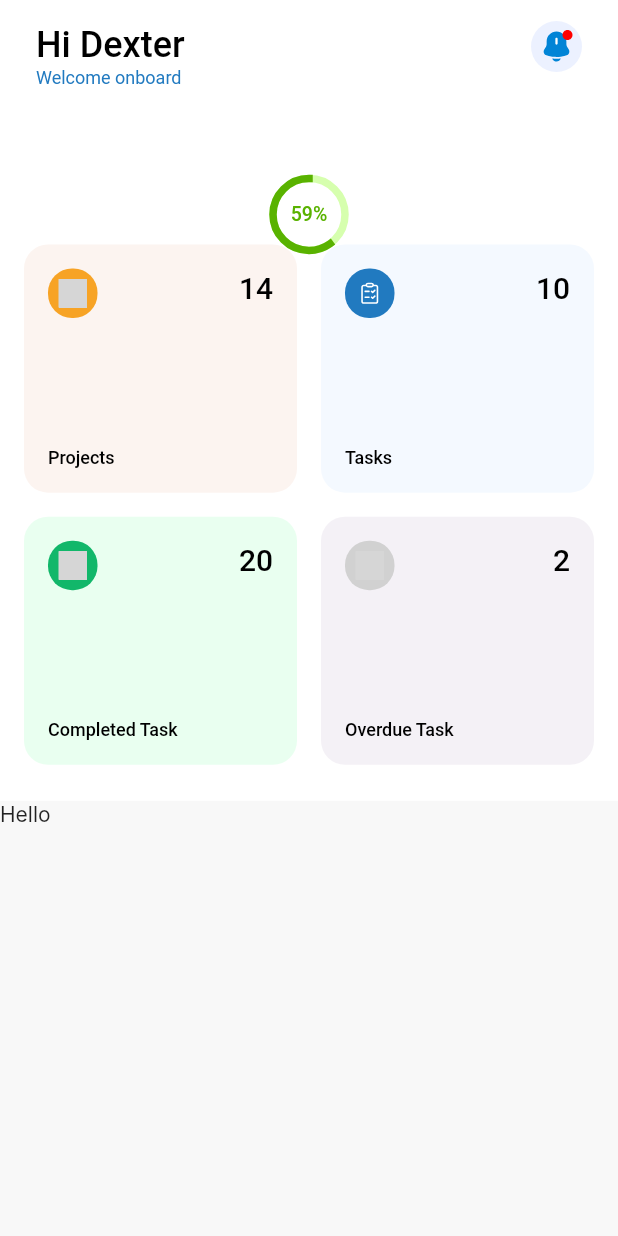
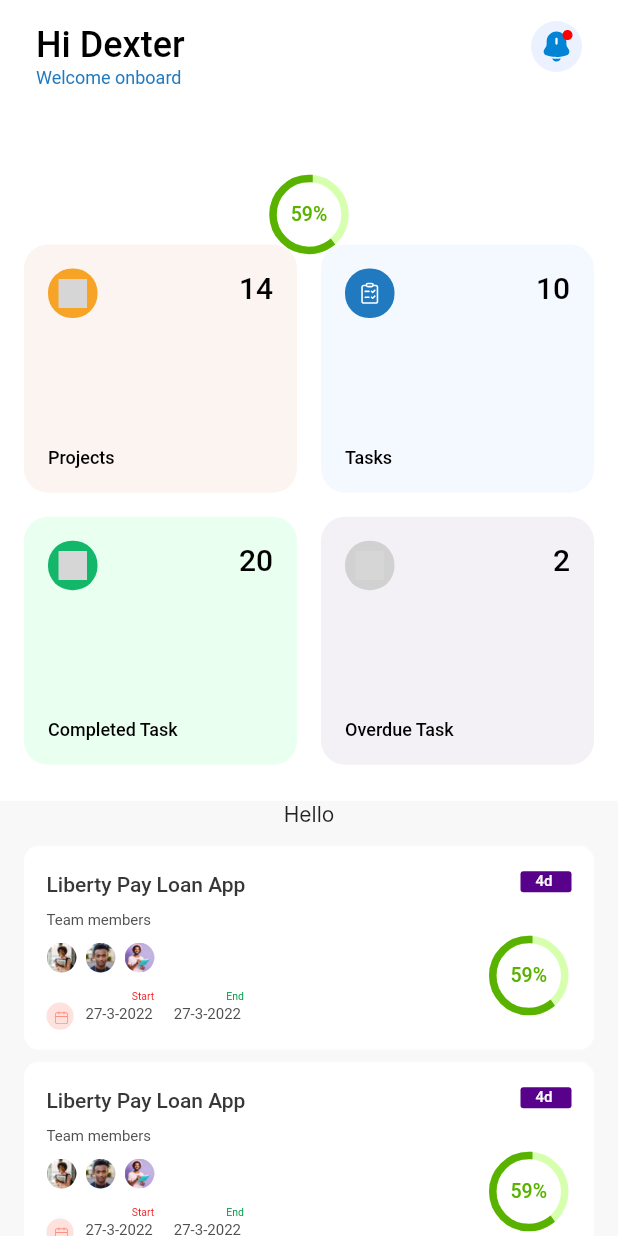
Before and after one commit to edokichuks/project_management_app, a Flutter app: the HomeScreen screen opened directly, on a phone screen of 412 x 824 dp. Run offline on Flutter 3.47's test engine with Material 2 defaults, Android fonts, the phone set to English and light mode, and no system bars; our stand-ins replace cached_network_image, flutter_svg; Roboto replaces fonts that are missing (Inter, Mark Pro); grey boxes are pictures that could not be loaded.

Commit message:
home screen UI almost completed

```diff
--- a/lib/src/presentation/home/home.dart
+++ b/lib/src/presentation/home/home.dart
@@ -4,6 +4,7 @@ import 'package:project_management_app/src/core/utils/app_dimensions.dart';
 import 'package:project_management_app/src/core/utils/image_constant.dart';
 import 'package:project_management_app/src/core/utils/size_utils.dart';
 import 'package:project_management_app/src/presentation/home/model/home_container_model.dart';
+import 'package:project_management_app/src/presentation/home/widgets/add_task_widget.dart';
 import 'package:project_management_app/src/presentation/home/widgets/home_container.dart';
 import 'package:project_management_app/src/widgets/app_bar/custom_app_bar.dart';
 import 'package:project_management_app/src/widgets/custom_icon_button.dart';
@@ -105,9 +106,29 @@ class HomeScreen extends StatelessWidget {
           Container(
             color: Color(0XFFF8F8F8),
             width: MediaQuery.sizeOf(context).width,
-            height: 300,
-            child: Text('Hello'),
-          )
+            child: Column(
+              children: [
+                Text('Hello'),
+                Padding(
+                  padding: getPadding(top: 13),
+                  child: ListView.separated(
+                    physics: const BouncingScrollPhysics(),
+                    padding: const EdgeInsets.symmetric(
+                        horizontal: AppDimensions.medium),
+                    shrinkWrap: true,
+                    separatorBuilder: (context, index) {
+                      return SizedBox(height: 8);
+                    },
+                    itemCount: 4,
+                    itemBuilder: (context, index) {
+                      return AddTaskWidget();
+                    },
+                  ),
+                ),
+                const Spacing.mediumHeight()
+              ],
+            ),
+          ),
         ],
       ),
     );
--- /dev/null
+++ b/lib/src/presentation/home/widgets/add_task_widget.dart
@@ -0,0 +1,260 @@
+import 'package:flutter/material.dart';
+import 'package:project_management_app/src/core/utils/image_constant.dart';
+import 'package:project_management_app/src/core/utils/size_utils.dart';
+import 'package:project_management_app/src/theme/app_decoration.dart';
+import 'package:project_management_app/src/widgets/custom_image_view.dart';
+import 'package:project_management_app/src/widgets/custom_painters/progess.dart';
+
+import '../../../theme/text_theme_helper.dart';
+import '../../../theme/theme_helper.dart';
+
+// ignore: must_be_immutable
+class AddTaskWidget extends StatelessWidget {
+  const AddTaskWidget({Key? key})
+      : super(
+          key: key,
+        );
+
+  @override
+  Widget build(BuildContext context) {
+    return Container(
+      padding: getPadding(
+        left: 12,
+        top: 13,
+        right: 12,
+        bottom: 13,
+      ),
+      decoration: AppDecoration.fill.copyWith(
+        borderRadius: BorderRadiusStyle.roundedBorder10,
+      ),
+      child: Column(
+        mainAxisSize: MainAxisSize.min,
+        mainAxisAlignment: MainAxisAlignment.center,
+        children: [
+          Padding(
+            padding: getPadding(
+              left: 3,
+              top: 4,
+              right: 3,
+            ),
+            child: Row(
+              mainAxisAlignment: MainAxisAlignment.spaceBetween,
+              children: [
+                Padding(
+                  padding: getPadding(
+                    top: 1,
+                  ),
+                  child: Text(
+                    "Liberty Pay Loan App",
+                    overflow: TextOverflow.ellipsis,
+                    textAlign: TextAlign.left,
+                    style: theme.textTheme.titleSmall,
+                  ),
+                ),
+                Container(
+                  width: 34,
+                  margin: getMargin(
+                    bottom: 3,
+                  ),
+                  padding: getPadding(
+                    left: 10,
+                    top: 1,
+                    right: 10,
+                    bottom: 1,
+                  ),
+                  decoration: AppDecoration.txtFill2.copyWith(
+                    borderRadius: BorderRadiusStyle.txtRoundedBorder2,
+                  ),
+                  child: Text(
+                    "4d",
+                    overflow: TextOverflow.ellipsis,
+                    textAlign: TextAlign.left,
+                    style: theme.textTheme.labelMedium,
+                  ),
+                ),
+              ],
+            ),
+          ),
+          Padding(
+            padding: getPadding(
+              left: 3,
+              top: 9,
+            ),
+            child: Row(
+              mainAxisAlignment: MainAxisAlignment.spaceBetween,
+              children: [
+                Column(
+                  crossAxisAlignment: CrossAxisAlignment.start,
+                  mainAxisAlignment: MainAxisAlignment.start,
+                  children: [
+                    Text(
+                      "Team members",
+                      overflow: TextOverflow.ellipsis,
+                      textAlign: TextAlign.left,
+                      style: theme.textTheme.bodySmall,
+                    ),
+                    Padding(
+                      padding: getPadding(
+                        top: 9,
+                      ),
+                      child: Row(
+                        children: [
+                          CustomImageView(
+                            imagePath: ImageConstant.imgEllipse131,
+                            height: 20,
+                            width: 20,
+                            radius: BorderRadius.circular(
+                              10,
+                            ),
+                          ),
+                          CustomImageView(
+                            imagePath: ImageConstant.imgEllipse132,
+                            height: 20,
+                            width: 20,
+                            radius: BorderRadius.circular(
+                              10,
+                            ),
+                            margin: getMargin(
+                              left: 6,
+                            ),
+                          ),
+                          CustomImageView(
+                            imagePath: ImageConstant.imgEllipse133,
+                            height: 20,
+                            width: 20,
+                            radius: BorderRadius.circular(
+                              10,
+                            ),
+                            margin: getMargin(
+                              left: 6,
+                            ),
+                          ),
+                        ],
+                      ),
+                    ),
+                    Padding(
+                      padding: getPadding(
+                        top: 12,
+                      ),
+                      child: Row(
+                        crossAxisAlignment: CrossAxisAlignment.start,
+                        children: [
+                          Card(
+                            clipBehavior: Clip.antiAlias,
+                            elevation: 0,
+                            margin: getMargin(
+                              top: 8,
+                            ),
+                            color: appTheme.deepOrange50,
+                            shape: RoundedRectangleBorder(
+                              borderRadius: BorderRadiusStyle.roundedBorder10,
+                            ),
+                            child: Container(
+                              height: 18,
+                              width: 18,
+                              padding: getPadding(
+                                all: 3,
+                              ),
+                              decoration: AppDecoration.fill6.copyWith(
+                                borderRadius: BorderRadiusStyle.roundedBorder10,
+                              ),
+                              child: Stack(
+                                children: [
+                                  CustomImageView(
+                                    svgPath: ImageConstant
+                                        .imgUitcalenderDeepOrange300,
+                                    height: 10,
+                                    width: 10,
+                                    alignment: Alignment.bottomRight,
+                                  ),
+                                ],
+                              ),
+                            ),
+                          ),
+                          Padding(
+                            padding: getPadding(
+                              left: 8,
+                              bottom: 2,
+                            ),
+                            child: Column(
+                              crossAxisAlignment: CrossAxisAlignment.end,
+                              mainAxisAlignment: MainAxisAlignment.start,
+                              children: [
+                                Row(
+                                  mainAxisAlignment: MainAxisAlignment.end,
+                                  children: [
+                                    Text(
+                                      "Start",
+                                      overflow: TextOverflow.ellipsis,
+                                      textAlign: TextAlign.left,
+                                      style: TextThemeHelper
+                                          .markProErrorContainerRegular,
+                                    ),
+                                    Padding(
+                                      padding: getPadding(
+                                        left: 48,
+                                      ),
+                                      child: Text(
+                                        "End",
+                                        overflow: TextOverflow.ellipsis,
+                                        textAlign: TextAlign.left,
+                                        style: TextThemeHelper
+                                            .markProSecondaryContainerRegular,
+                                      ),
+                                    ),
+                                  ],
+                                ),
+                                Padding(
+                                  padding: getPadding(
+                                    top: 2,
+                                    right: 2,
+                                  ),
+                                  child: Row(
+                                    mainAxisAlignment: MainAxisAlignment.end,
+                                    children: [
+                                      Text(
+                                        "27-3-2022",
+                                        overflow: TextOverflow.ellipsis,
+                                        textAlign: TextAlign.left,
+                                        style: theme.textTheme.bodySmall,
+                                      ),
+                                      Padding(
+                                        padding: getPadding(
+                                          left: 14,
+                                        ),
+                                        child: Text(
+                                          "27-3-2022",
+                                          overflow: TextOverflow.ellipsis,
+                                          textAlign: TextAlign.left,
+                                          style: theme.textTheme.bodySmall,
+                                        ),
+                                      ),
+                                    ],
+                                  ),
+                                ),
+                              ],
+                            ),
+                          ),
+                        ],
+                      ),
+                    ),
+                  ],
+                ),
+                Container(
+                  height: 63,
+                  width: 63,
+                  margin: getMargin(
+                    top: 12,
+                    bottom: 5,
+                  ),
+                  child: Progress(progress: 60),
+
+                ),
+              ],
+            ),
+          ),
+        ],
+      ),
+    );
+  }
+}
```
Also changed, not shown: assets/images/svg/check_mark.png (added).
